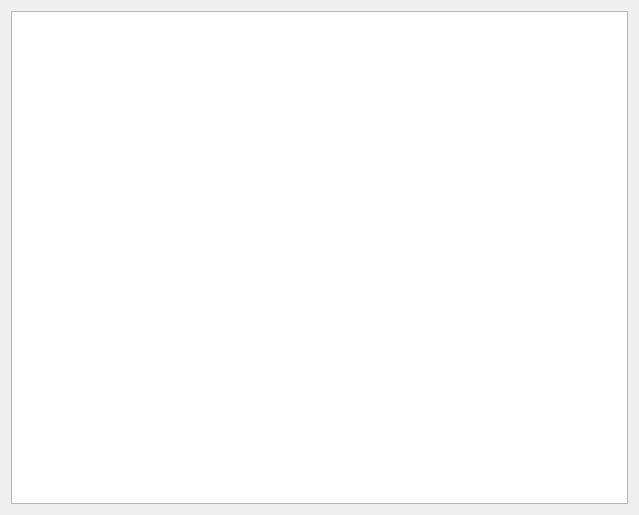
First picture: the form in Red_Smoke/TableWidget.ui, repository adum-create/Red_Smoke1.1, before the edit.
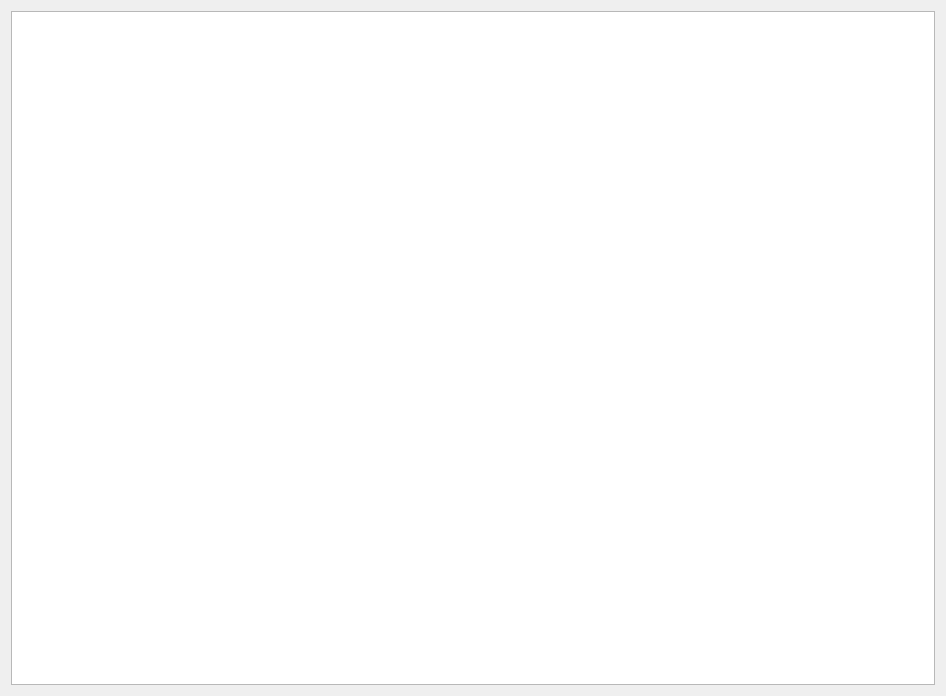
Second picture: the form after the edit.

Commit message: 历史表格的列宽更改成自适应

```diff
--- a/Red_Smoke/TableWidget.ui
+++ b/Red_Smoke/TableWidget.ui
@@ -6,8 +6,8 @@
    <rect>
     <x>0</x>
     <y>0</y>
-    <width>639</width>
-    <height>515</height>
+    <width>946</width>
+    <height>696</height>
    </rect>
   </property>
   <property name="windowTitle">
```
The commit also changes 1 other file.
